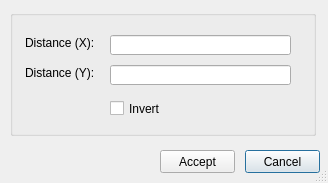
First picture: the form in ui/cad_add_point.ui, repository Giswater/giswater_qgis_plugin, before the edit.
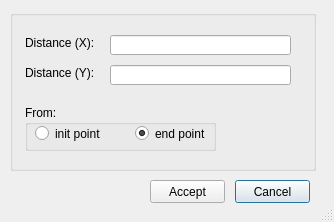
Second picture: the form after the edit.

Commit message: new from cad_add_point

The edit to the form file:
```diff
--- a/ui/cad_add_point.ui
+++ b/ui/cad_add_point.ui
@@ -6,8 +6,8 @@
    <rect>
     <x>0</x>
     <y>0</y>
-    <width>328</width>
-    <height>183</height>
+    <width>334</width>
+    <height>222</height>
    </rect>
   </property>
   <property name="windowTitle">
@@ -19,8 +19,8 @@
   <widget class="QPushButton" name="btn_cancel">
    <property name="geometry">
     <rect>
-     <x>245</x>
-     <y>150</y>
+     <x>235</x>
+     <y>180</y>
      <width>75</width>
      <height>23</height>
     </rect>
@@ -35,7 +35,7 @@
      <x>10</x>
      <y>10</y>
      <width>306</width>
-     <height>126</height>
+     <height>161</height>
     </rect>
    </property>
    <property name="title">
@@ -87,25 +87,54 @@
      </rect>
     </property>
    </widget>
-   <widget class="QCheckBox" name="chk_invert">
+   <widget class="QGroupBox" name="groupBox">
     <property name="geometry">
      <rect>
-      <x>100</x>
-      <y>90</y>
-      <width>70</width>
-      <height>17</height>
+      <x>15</x>
+      <y>95</y>
+      <width>191</width>
+      <height>46</height>
      </rect>
     </property>
-    <property name="text">
-     <string>Invert</string>
+    <property name="title">
+     <string>From:</string>
     </property>
+    <widget class="QRadioButton" name="rb_left">
+     <property name="geometry">
+      <rect>
+       <x>10</x>
+       <y>20</y>
+       <width>82</width>
+       <height>17</height>
+      </rect>
+     </property>
+     <property name="text">
+      <string>init point</string>
+     </property>
+    </widget>
+    <widget class="QRadioButton" name="rb_right">
+     <property name="geometry">
+      <rect>
+       <x>110</x>
+       <y>20</y>
+       <width>82</width>
+       <height>17</height>
+      </rect>
+     </property>
+     <property name="text">
+      <string>end point</string>
+     </property>
+     <property name="checked">
+      <bool>true</bool>
+     </property>
+    </widget>
    </widget>
   </widget>
   <widget class="QPushButton" name="btn_accept">
    <property name="geometry">
     <rect>
-     <x>160</x>
-     <y>150</y>
+     <x>150</x>
+     <y>180</y>
      <width>75</width>
      <height>23</height>
     </rect>
```
